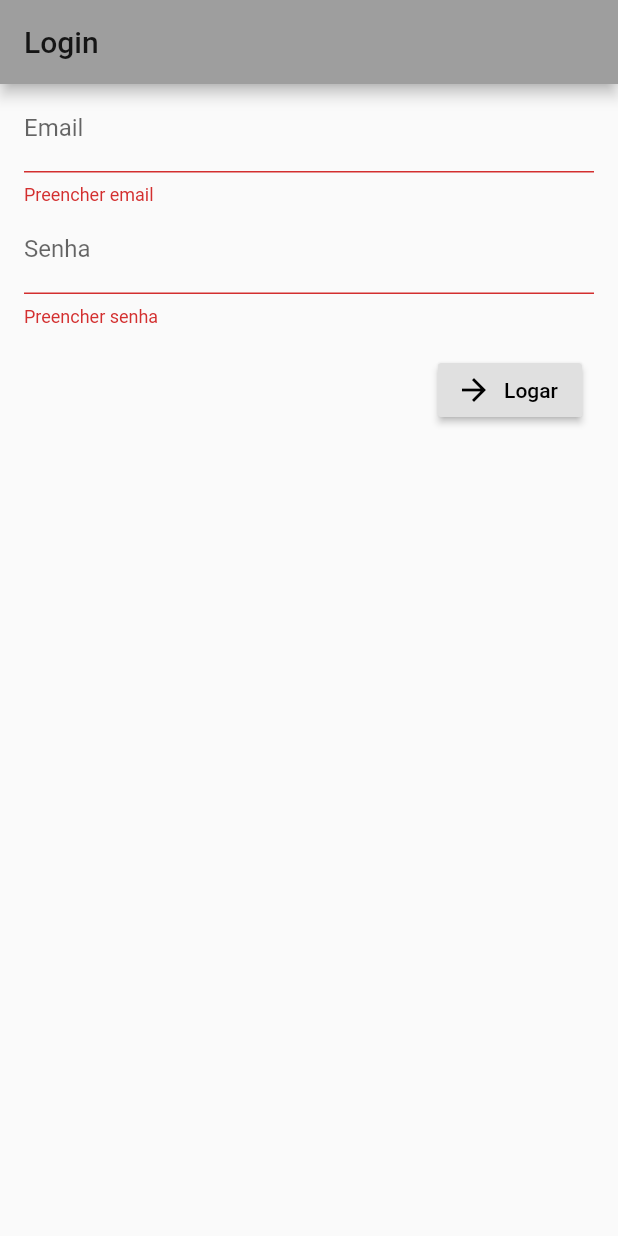
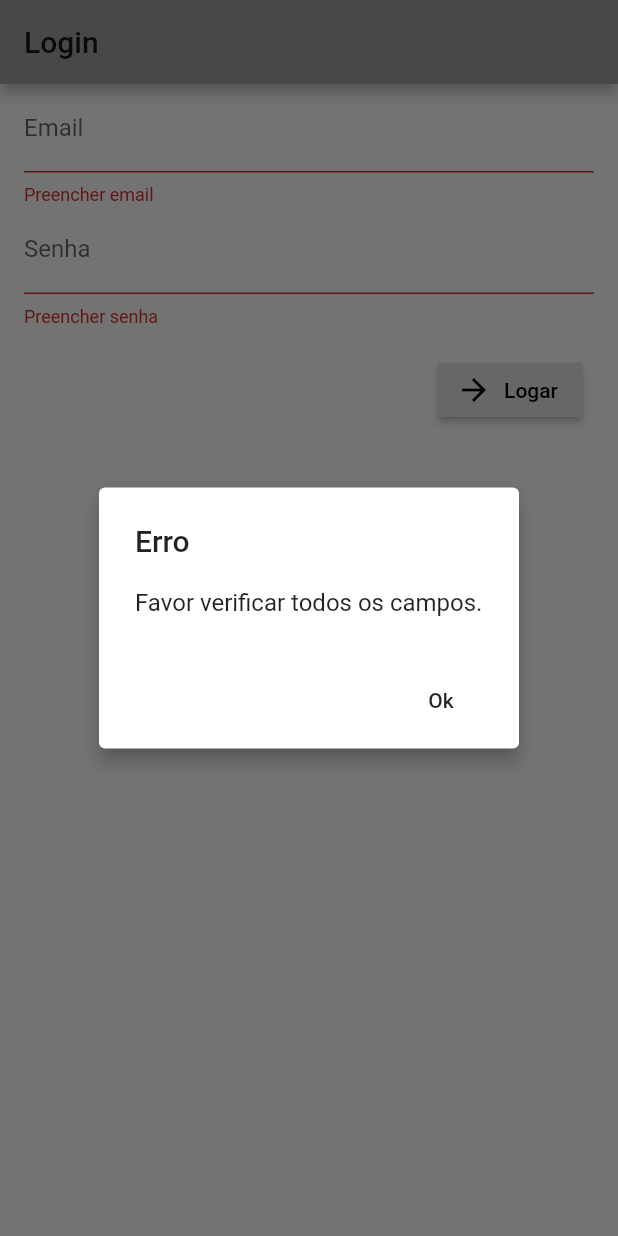
Before and after one commit to rcaziraghi/MobileAppWaterStuff, a Flutter app: the screen it shows after launch, after a tap on "Logar", on a phone screen of 412 x 824 dp. Run offline on Flutter 3.47's test engine with Material 2 defaults, Android fonts, the phone set to English and light mode, and no system bars; our stand-ins replace flutter_dotenv, shared_preferences.

Commit message:
Ajustes de logon

```diff
--- a/lib/modelos/usuario.dart
+++ b/lib/modelos/usuario.dart
@@ -14,7 +14,7 @@ class Usuario {
    "accessToken": "eyJhbGciOiJIUzI1NiIsInR5cCI6IkpXVCJ9.eyJpZCI6NiwiaWF0IjoxNjA2Njg3NDg4LCJleHAiOjE2MDY3NzM4ODh9.DHfJc99X18wiqXUKJT_o-XzLVgXg6AEvmUOhEelbVDo"
 }
   */
-  String _id;
+  int _id;
   String _email;
   String _nomeCompleto;
   String _cidade;
@@ -23,7 +23,7 @@ class Usuario {
   String _accessToken;
 
   constructorUsuario(
-      {String id,
+      {int id,
       String email,
       String nomeCompleto,
       String cidade,
@@ -40,8 +40,8 @@ class Usuario {
   }
 
   // Properties
-  String get id => _id;
-  set id(String id) => _id = id;
+  int get id => _id;
+  set id(int id) => _id = id;
 
   String get email => _email;
   set email(String email) => _email = email;
--- a/lib/telas/login.dart
+++ b/lib/telas/login.dart
@@ -22,11 +22,34 @@ class _LoginState extends State<Login> {
     String _senha;
     final _formKey = GlobalKey<FormState>();
 
+    alertDialog(BuildContext context, String titulo, String texto) {
+      // This is the ok button
+      Widget ok = FlatButton(
+        child: Text("Ok"),
+        onPressed: () {
+          Navigator.of(context).pop();
+        },
+      );
+      // show the alert dialog
+      showDialog(
+        context: context,
+        builder: (BuildContext context) {
+          return AlertDialog(
+            title: Text(titulo),
+            content: Text(texto),
+            actions: [
+              ok,
+            ],
+            elevation: 5,
+          );
+        },
+      );
+    }
+
     void _handleSubmitted() async {
       final FormState form = _formKey.currentState;
       if (!form.validate()) {
-        Scaffold.of(context).showSnackBar(
-            new SnackBar(content: new Text('Favor verificar os erros.')));
+        alertDialog(context, "Erro", "Favor verificar todos os campos.");
       } else {
         form.save();
         var _respostaApi = await login(_email, _senha);
@@ -38,8 +61,7 @@ class _LoginState extends State<Login> {
               context, '/home', ModalRoute.withName('/home'),
               arguments: (_respostaApi.Data as Usuario));
         } else {
-          Scaffold.of(context).showSnackBar(new SnackBar(
-              content: new Text(((_respostaApi.ErroApi as ErroApi).erro))));
+          alertDialog(context, "Erro", (_respostaApi.ErroApi as ErroApi).erro);
         }
       }
     }
```
